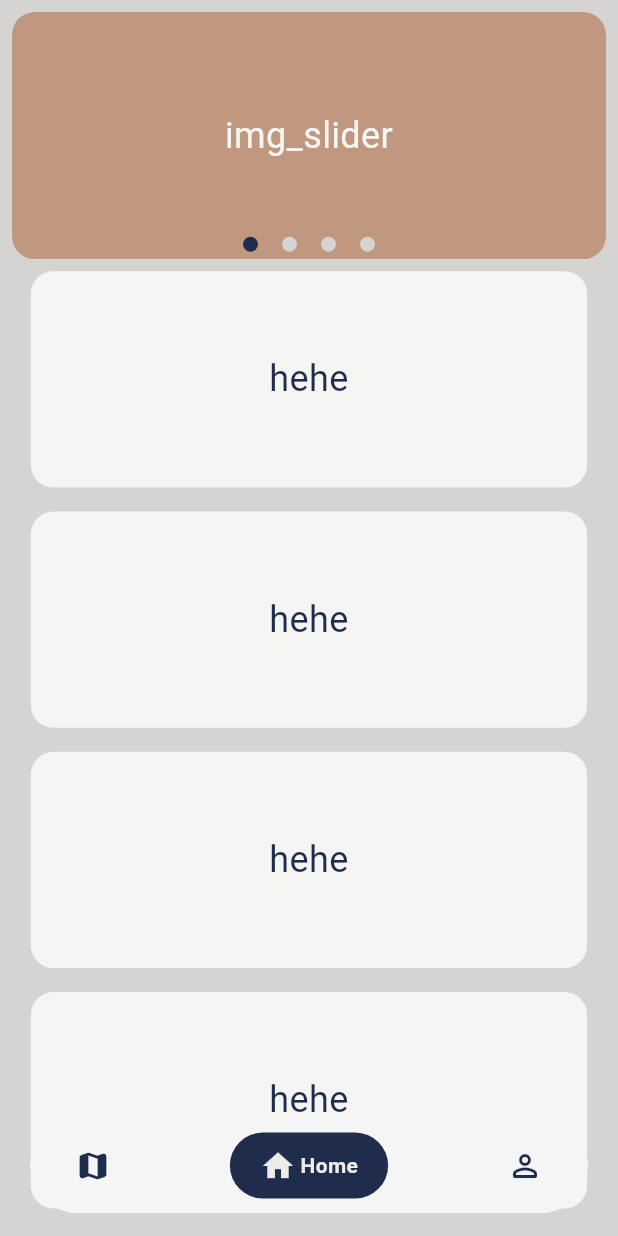
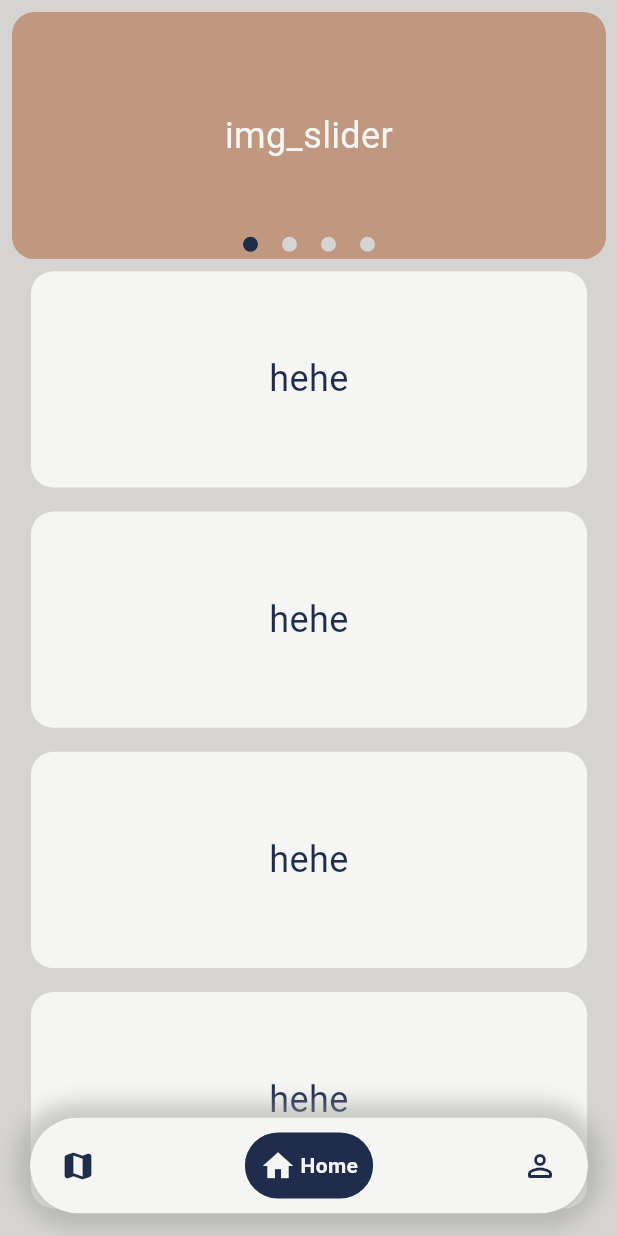
Before and after one commit to AlesonDEV/BEST-HACKath0n-2024-PESTUNE, a Flutter app: the screen it shows after launch, item 2 of the bottom bar chosen, on a phone screen of 412 x 824 dp. Run offline on Flutter 3.47's test engine with Material 3 defaults, Android fonts, the phone set to English and light mode, and no system bars; drawn by our look-alikes of google_nav_bar, smooth_page_indicator.

Commit message:
separated colors | v0.15

```diff
--- /dev/null
+++ b/lib/components/Navigations/navigation.dart
@@ -0,0 +1,85 @@
+import 'package:flutter/cupertino.dart';
+import 'package:flutter/material.dart';
+import 'package:google_nav_bar/google_nav_bar.dart';
+
+import '../../config/colors.dart';
+
+
+class Navigation extends StatelessWidget{
+
+  final Function(int) onItemTapped;
+
+  Navigation(this.onItemTapped, {super.key});
+  @override
+  Widget build(BuildContext context) {
+    // TODO: implement build
+    var screenSize = MediaQuery.of(context).size;
+
+    return(
+        Positioned(
+          left: 20,
+          right: 20,
+          bottom: 15,
+          child: Container(
+            decoration: BoxDecoration(
+              borderRadius: const BorderRadius.only(
+                topLeft: Radius.circular(40.0),
+                topRight: Radius.circular(40.0),
+                bottomLeft: Radius.circular(40.0),
+                bottomRight: Radius.circular(40.0),
+              ),
+              boxShadow: [
+                BoxShadow(
+                  color: Colors.grey.withOpacity(0.5),
+                  spreadRadius: 10,
+                  blurRadius: 10,
+                  offset: Offset(0,0),
+                ),
+              ],
+            ),
+            child: ClipRRect(
+              borderRadius: const BorderRadius.only(
+                topLeft: Radius.circular(40.0),
+                topRight: Radius.circular(40.0),
+                bottomLeft: Radius.circular(40.0),
+                bottomRight: Radius.circular(40.0),
+              ),
+              child: Container(
+                decoration: BoxDecoration(
+                  color: MainColor,
+                  borderRadius: BorderRadius.circular(40),
+                ),
+                child: Padding(
+                  padding: EdgeInsets.symmetric(horizontal: 10, vertical: 10),
+                  child: GNav(
+                    backgroundColor: MainColor,
+                    color: SecondaryColor,
+                    activeColor: MainColor,
+                    tabBackgroundColor: SecondaryColor,
+                    gap: 3,
+                    onTabChange: onItemTapped,
+                    padding: EdgeInsets.only(left: 10.0, top: 10.0, right: 10.0, bottom: 10.0),
+                    tabs: const [
+                      GButton(
+                        icon: Icons.map_rounded ,
+                        text: 'Home',
+                      ),
+                      GButton(
+                        icon: Icons.home,
+                        text: 'Home',
+                      ),
+                      GButton(
+                        icon: Icons.perm_identity_rounded,
+                        text: 'Profile ',
+                      ),
+                    ],
+                  ),
+                ),
+              ),
+            ),
+          ),
+        )
+    );
+  }
+
+}
--- a/lib/components/homePageWidgets/blood_request_card.dart
+++ b/lib/components/homePageWidgets/blood_request_card.dart
@@ -1,7 +1,8 @@
 import 'package:flutter/material.dart';
 
-const BGColor = const Color(0xffF5F5F3);
-const TextColor = const Color(0xff1f2c4b);
+import '../../config/colors.dart';
+
+
 
 class BloodRequestCard extends StatelessWidget {
   @override
@@ -10,15 +11,15 @@ class BloodRequestCard extends StatelessWidget {
 
     return Container(
       decoration: BoxDecoration(
-        color: BGColor,
-        borderRadius: BorderRadius.circular(15), // Заокруглення країв
+        color: MainColor,
+        borderRadius: BorderRadius.circular(15),
       ),
       width: screenSize.width * 0.9,
       height: screenSize.width * 0.35,
       alignment: Alignment.center,
       child: Text(
         'hehe',
-        style: TextStyle(fontSize: 24, color: TextColor), // Зміна кольору тексту
+        style: TextStyle(fontSize: 24, color: SecondaryColor), // Зміна кольору тексту
         textAlign: TextAlign.center,
       ),
     );
--- a/lib/components/homePageWidgets/info_slider_widget/info_slider_widget.dart
+++ b/lib/components/homePageWidgets/info_slider_widget/info_slider_widget.dart
@@ -2,9 +2,8 @@ import 'package:blood_flow/components/homePageWidgets/info_slider_widget/slider_
 import 'package:flutter/material.dart';
 import 'package:smooth_page_indicator/smooth_page_indicator.dart'; // Correct import
 
-const BGColor = const Color(0xffF5F5F3);
-const IdleDotColor = const Color(0xffd5d4d2);
-const CurentDotColor = const Color(0xff1f2c4b);
+import '../../../config/colors.dart';
+
 
 class InfoSliderWidget extends StatelessWidget {
   final _controller = PageController();
@@ -42,8 +41,8 @@ class InfoSliderWidget extends StatelessWidget {
                 controller: _controller,
                 count: 4,
                 effect: JumpingDotEffect(
-                  activeDotColor:  CurentDotColor,
-                  dotColor: IdleDotColor,
+                  activeDotColor:  SecondaryColor,
+                  dotColor: BGColor,
                   dotHeight: 10,
                   dotWidth: 10,
                   spacing: 16,
--- a/lib/components/homePageWidgets/info_slider_widget/slider_img.dart
+++ b/lib/components/homePageWidgets/info_slider_widget/slider_img.dart
@@ -1,7 +1,8 @@
 import 'package:flutter/material.dart';
 
-const BGColor = const Color(0xffc09880);
-const TextColor = const Color(0xffF5F5F3);
+import '../../../config/colors.dart';
+
+
 
 class SliderImg extends StatelessWidget {
   @override
@@ -10,13 +11,13 @@ class SliderImg extends StatelessWidget {
 
     return Container(
       decoration: BoxDecoration(
-        color: BGColor,
+        color: ElementColor,
         borderRadius: BorderRadius.circular(15), // Заокруглення країв
       ),
       alignment: Alignment.center,
       child: Text(
         'img_slider',
-        style: TextStyle(fontSize: 24, color: TextColor), // Зміна кольору тексту
+        style: TextStyle(fontSize: 24, color: MainColor), // Зміна кольору тексту
         textAlign: TextAlign.center,
       ),
     );
--- /dev/null
+++ b/lib/config/colors.dart
@@ -0,0 +1,18 @@
+import 'package:flutter/material.dart';
+
+const MainColor = const Color(0xffF5F5F3);
+const BGColor = const Color(0xffd5d4d2);
+const SecondaryColor = const Color(0xff1f2c4b);
+const ElementColor = const Color(0xffc09880);
+
+
+
+
+const Color1 = const Color(0xffc66d6d);
+const Color2 = const Color(0xff1f2c4b);
+const Color3 = const Color(0xffc09880);
+const Color4 = const Color(0xff683434);
+const Color5 = const Color(0xffF5F5F3);
+const Color6 = const Color(0xff1E1E26);
+const Color7 = const Color(0xff6A677A);
+const Color8 = const Color(0xff1E1E26);
--- a/lib/mainpage.dart
+++ b/lib/mainpage.dart
@@ -2,13 +2,9 @@ import 'package:blood_flow/pages/homePage.dart';
 import 'package:flutter/material.dart';
 import 'package:google_nav_bar/google_nav_bar.dart';
 
-const navbarColor = const Color(0xfff5f5f5);
-const choosenButtonColor = const Color(0xff1f2c4b);
-const IdleIconColor = const Color(0xff1f2c4b);
-const ActiveIconColor = const Color(0xffedecea);
-const MainBackgroundColor = const Color(0xffd5d4d2);
+import 'components/Navigations/navigation.dart';
+import 'config/colors.dart';
 
-const colorqqq = const Color(0xffc09880);
 
 class MainPage extends StatefulWidget {
   const MainPage({Key? key}) : super(key: key);
@@ -29,7 +25,7 @@ class _MainPageState extends State<MainPage> {
   @override
   Widget build(BuildContext context) {
     return Scaffold(
-      backgroundColor: MainBackgroundColor,
+      backgroundColor: BGColor,
       body: SafeArea(
         bottom: false,
         child: Stack(
@@ -52,51 +48,7 @@ class _MainPageState extends State<MainPage> {
                 ),
               ],
             ),
-            Positioned(
-              left: 20,
-              right: 20,
-              bottom: 15,
-              child: ClipRRect(
-                borderRadius: BorderRadius.only(
-                  topLeft: Radius.circular(40.0),
-                  topRight: Radius.circular(40.0),
-                  bottomLeft: Radius.circular(40.0),
-                  bottomRight: Radius.circular(40.0),
-                ),
-                child: Container(
-                  decoration: BoxDecoration(
-                    color: navbarColor,
-                    borderRadius: BorderRadius.circular(40),
-                  ),
-                  child: Padding(
-                    padding: EdgeInsets.symmetric(horizontal: 10, vertical: 10),
-                    child: GNav(
-                      backgroundColor: navbarColor,
-                      color: IdleIconColor,
-                      activeColor: ActiveIconColor,
-                      tabBackgroundColor: choosenButtonColor,
-                      gap: 3,
-                      onTabChange: _onItemTapped,
-                      padding: EdgeInsets.only(left: 20.0, top: 10.0, right: 20.0, bottom: 10.0),
-                      tabs: [
-                        GButton(
-                          icon: Icons.map_rounded,
-                          text: 'Map',
-                        ),
-                        GButton(
-                          icon: Icons.home,
-                          text: 'Home',
-                        ),
-                        GButton(
-                          icon: Icons.perm_identity_rounded,
-                          text: 'Profile ',
-                        ),
-                      ],
-                    ),
-                  ),
-                ),
-              ),
-            ),
+            Navigation(_onItemTapped),
           ],
         ),
       ),
```
